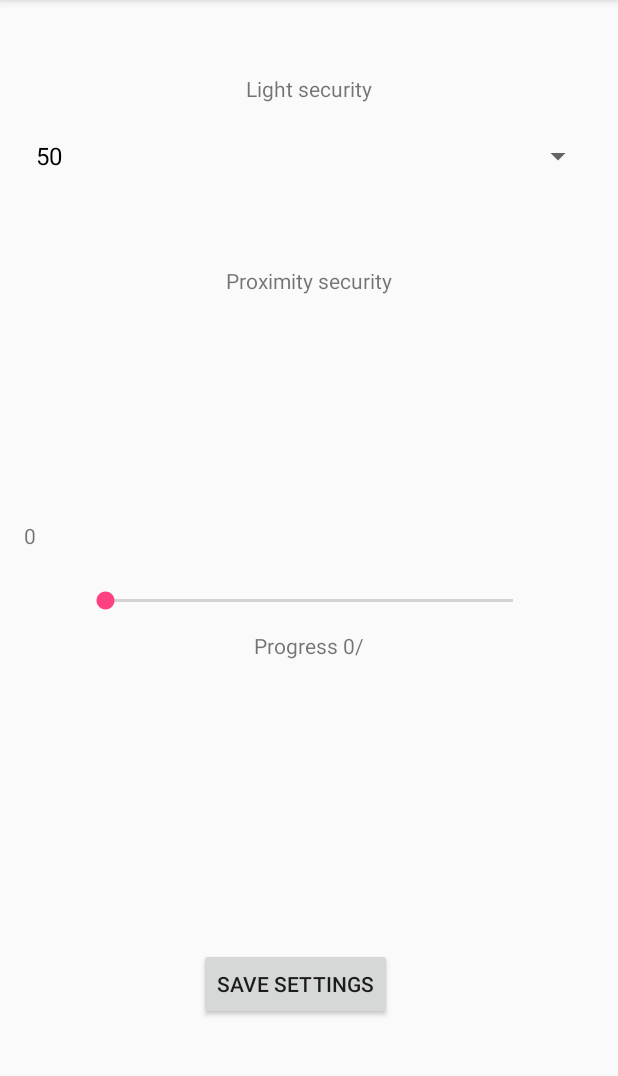
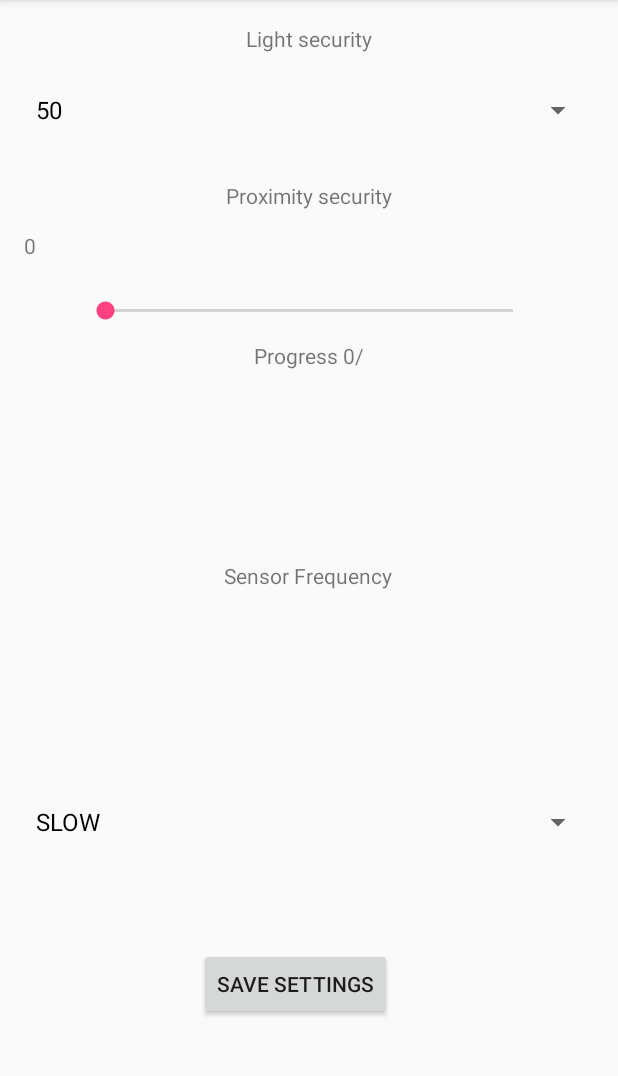
Before and after one commit to kostaskol/MqttConnection-Android, an Android app: the SettingsActivity screen opened directly, with no data from a screen before it, on a phone screen of 412 x 824 dp, the part 84-1160 px from its top. Run offline under Robolectric (Android 15) with nearby library versions, the light colour scheme and no system bars; 2 statements that could not run were skipped.

Commit message:
added frequency settings

```diff
--- a/app/src/main/java/com/project/dilocossuperproject/Constants.java
+++ b/app/src/main/java/com/project/dilocossuperproject/Constants.java
@@ -5,6 +5,7 @@ public class Constants {
     static final String PREFS = "my_preferences";
     static final String LIGHT = "light";
     static final String PROX = "proximity";
+    static final String FREQ= "frequency";
     static final int DOWN_TIME = 10;
     static final int UP_TIME = 5;
 }
--- a/app/src/main/java/com/project/dilocossuperproject/SettingsActivity.java
+++ b/app/src/main/java/com/project/dilocossuperproject/SettingsActivity.java
@@ -19,7 +19,7 @@ import java.nio.channels.SeekableByteChannel;
 
 public class SettingsActivity extends AppCompatActivity {
 
-    Spinner lightSettings;
+    Spinner lightSettings, frequencySet;
 
     SeekBar proximitySettings;
 
@@ -76,6 +76,12 @@ public class SettingsActivity extends AppCompatActivity {
                 editor = prefs.edit();
                 editor.putInt(Constants.LIGHT,Integer.parseInt(tmp));
                 editor.putFloat(Constants.PROX, progressNow);
+                tmp= frequencySet.getSelectedItem().toString();
+                if(tmp.equals("SLOW")){
+                    editor.putInt(Constants.FREQ,SensorManager.SENSOR_DELAY_NORMAL);
+                } else {
+                    editor.putInt(Constants.FREQ,SensorManager.SENSOR_DELAY_GAME);
+                }
                 editor.apply();
                 finish();
             }
@@ -88,6 +94,7 @@ public class SettingsActivity extends AppCompatActivity {
         /*
          * Initialise all UI Views
          */
+        frequencySet= (Spinner)  findViewById(R.id.freq_set);
         lightSettings= (Spinner) findViewById(R.id.light_set);
         proximitySettings= (SeekBar) findViewById(R.id.proximity_set);
         save = (Button)findViewById(R.id.save_button);
@@ -118,6 +125,10 @@ public class SettingsActivity extends AppCompatActivity {
         ArrayAdapter<String> adapter= new ArrayAdapter<>(this,android.R.layout.simple_spinner_dropdown_item,adapterArray);
         lightSettings.setAdapter(adapter);
 
+        String[] connectArray = {"SLOW","FAST"};
+        ArrayAdapter<String> connect= new ArrayAdapter<>(this,android.R.layout.simple_spinner_dropdown_item,connectArray);
+        frequencySet.setAdapter(connect);
+
         /*
          * Set spinner's default position at user's last choice
          */
@@ -139,6 +150,4 @@ public class SettingsActivity extends AppCompatActivity {
 
         proximitySettings.setProgress(prefs.getInt(Constants.LIGHT, 0));
     }
-
-
 }
--- a/app/src/main/res/layout/activity_settings.xml
+++ b/app/src/main/res/layout/activity_settings.xml
@@ -10,31 +10,12 @@
     android:paddingTop="@dimen/activity_vertical_margin"
     tools:context="com.project.dilocossuperproject.SettingsActivity">
 
-    <Spinner
-        android:layout_width="match_parent"
-        android:layout_height="wrap_content"
-        android:layout_alignParentTop="true"
-        android:layout_centerHorizontal="true"
-        android:layout_marginTop="64dp"
-        android:id="@+id/light_set" />
-
     <TextView
         android:text="Light security"
         android:layout_width="wrap_content"
         android:layout_height="wrap_content"
-        android:layout_alignParentTop="true"
         android:layout_centerHorizontal="true"
-        android:layout_marginTop="33dp"
         android:id="@+id/textView" />
-
-    <TextView
-        android:text="Proximity security"
-        android:layout_width="wrap_content"
-        android:layout_height="wrap_content"
-        android:layout_marginTop="49dp"
-        android:id="@+id/textView2"
-        android:layout_below="@+id/light_set"
-        android:layout_centerHorizontal="true" />
 
 
     <Button
@@ -47,13 +28,31 @@
         android:layout_alignRight="@+id/textView2"
         android:layout_alignEnd="@+id/textView2" />
 
+    <TextView
+        android:layout_width="wrap_content"
+        android:layout_height="wrap_content"
+        android:layout_below="@+id/proximity_linear"
+        android:layout_centerHorizontal="true"
+        android:text="Progress 0/"
+        android:id="@+id/progress_tv"/>
+
+    <Spinner
+        android:layout_width="match_parent"
+        android:layout_height="wrap_content"
+        android:layout_marginTop="14dp"
+        android:id="@+id/light_set"
+        android:layout_below="@+id/textView"
+        android:layout_alignParentLeft="true"
+        android:layout_alignParentStart="true" />
+
     <LinearLayout
         android:layout_width="match_parent"
         android:layout_height="wrap_content"
-        android:layout_centerVertical="true"
+        android:id="@+id/proximity_linear"
+        android:layout_below="@+id/textView2"
         android:layout_alignParentLeft="true"
         android:layout_alignParentStart="true"
-        android:id="@+id/proximity_linear">
+        android:layout_marginTop="14dp">
         <TextView
             android:layout_width="0dp"
             android:layout_height="40dp"
@@ -75,11 +74,29 @@
     </LinearLayout>
 
     <TextView
+        android:text="Proximity security"
         android:layout_width="wrap_content"
         android:layout_height="wrap_content"
-        android:layout_below="@+id/proximity_linear"
+        android:layout_marginTop="23dp"
+        android:id="@+id/textView2"
+        android:layout_below="@+id/light_set"
+        android:layout_centerHorizontal="true" />
+
+    <Spinner
+        android:layout_width="match_parent"
+        android:layout_height="wrap_content"
+        android:layout_above="@+id/save_button"
         android:layout_centerHorizontal="true"
-        android:text="Progress 0/"
-        android:id="@+id/progress_tv"/>
+        android:layout_marginBottom="60dp"
+        android:id="@+id/freq_set" />
+
+    <TextView
+        android:text="Sensor Frequency"
+        android:layout_width="wrap_content"
+        android:layout_height="wrap_content"
+        android:id="@+id/textView3"
+        android:layout_centerVertical="true"
+        android:layout_alignRight="@+id/save_button"
+        android:layout_alignEnd="@+id/save_button" />
 
 </RelativeLayout>
```
Also changed, not shown: app/src/main/java/com/project/dilocossuperproject/MainScreen.java (+25 -15 lines).
